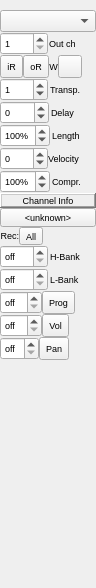
Old version of the form muse2/muse/widgets/mtrackinfobase.ui in the repository emrum/muse.
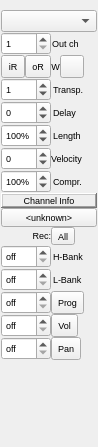
New version of the form. Custom widgets are drawn as their Qt base class.

Commit message: More controller graph, and midi track info fixes.

Patch:
```diff
--- a/muse2/muse/widgets/mtrackinfobase.ui
+++ b/muse2/muse/widgets/mtrackinfobase.ui
@@ -6,8 +6,8 @@
    <rect>
     <x>0</x>
     <y>0</y>
-    <width>96</width>
-    <height>588</height>
+    <width>98</width>
+    <height>447</height>
    </rect>
   </property>
   <property name="sizePolicy">
@@ -43,19 +43,23 @@
   <property name="whatsThis">
    <string/>
   </property>
-  <layout class="QVBoxLayout" name="verticalLayout_2">
-   <property name="spacing">
+  <layout class="QGridLayout" name="gridLayout">
+   <property name="leftMargin">
+    <number>1</number>
+   </property>
+   <property name="topMargin">
     <number>0</number>
    </property>
-   <property name="margin">
+   <property name="rightMargin">
+    <number>1</number>
+   </property>
+   <property name="bottomMargin">
     <number>0</number>
    </property>
-   <item>
-    <layout class="QVBoxLayout" name="verticalLayout">
      <property name="spacing">
       <number>0</number>
      </property>
-     <item>
+   <item row="0" column="0" colspan="3">
       <widget class="QLabel" name="trackNameLabel">
        <property name="sizePolicy">
         <sizepolicy hsizetype="Ignored" vsizetype="Minimum">
@@ -68,7 +72,7 @@
        </property>
       </widget>
      </item>
-     <item>
+   <item row="1" column="0" colspan="3">
       <widget class="QComboBox" name="iOutput">
        <property name="sizePolicy">
         <sizepolicy hsizetype="Ignored" vsizetype="Fixed">
@@ -81,12 +85,7 @@
        </property>
       </widget>
      </item>
-     <item>
-      <layout class="QHBoxLayout" name="horizontalLayout_8">
-       <property name="spacing">
-        <number>0</number>
-       </property>
-       <item>
+   <item row="2" column="0">
         <widget class="SpinBox" name="iOutputChannel">
          <property name="sizePolicy">
           <sizepolicy hsizetype="Minimum" vsizetype="Fixed">
@@ -111,7 +110,7 @@
          </property>
         </widget>
        </item>
-       <item>
+   <item row="2" column="2">
         <widget class="QLabel" name="TextLabel2">
          <property name="sizePolicy">
           <sizepolicy hsizetype="Minimum" vsizetype="Fixed">
@@ -133,10 +132,8 @@
          </property>
         </widget>
        </item>
-      </layout>
-     </item>
-     <item>
-      <layout class="QHBoxLayout" stretch="0,0,0,0,0">
+   <item row="3" column="0" colspan="2">
+    <layout class="QHBoxLayout" name="horizontalLayout">
        <property name="spacing">
         <number>0</number>
        </property>
@@ -172,6 +169,13 @@
          </property>
         </widget>
        </item>
+    </layout>
+   </item>
+   <item row="3" column="2">
+    <layout class="QHBoxLayout" name="horizontalLayout_2">
+     <property name="spacing">
+      <number>0</number>
+     </property>
        <item>
         <widget class="QLabel" name="iChanDetectLabel">
          <property name="sizePolicy">
@@ -242,12 +246,7 @@
        </item>
       </layout>
      </item>
-     <item>
-      <layout class="QHBoxLayout" name="horizontalLayout">
-       <property name="spacing">
-        <number>0</number>
-       </property>
-       <item>
+   <item row="4" column="0">
         <widget class="SpinBox" name="iTransp">
          <property name="sizePolicy">
           <sizepolicy hsizetype="Minimum" vsizetype="Fixed">
@@ -272,7 +271,7 @@
          </property>
         </widget>
        </item>
-       <item>
+   <item row="4" column="2">
         <widget class="QLabel" name="TextLabel9">
          <property name="sizePolicy">
           <sizepolicy hsizetype="Minimum" vsizetype="Fixed">
@@ -291,14 +290,7 @@
          </property>
         </widget>
        </item>
-      </layout>
-     </item>
-     <item>
-      <layout class="QHBoxLayout" name="horizontalLayout_2">
-       <property name="spacing">
-        <number>0</number>
-       </property>
-       <item>
+   <item row="5" column="0">
         <widget class="SpinBox" name="iVerz">
          <property name="sizePolicy">
           <sizepolicy hsizetype="Minimum" vsizetype="Fixed">
@@ -320,7 +312,7 @@
          </property>
         </widget>
        </item>
-       <item>
+   <item row="5" column="2">
         <widget class="QLabel" name="TextLabel10">
          <property name="sizePolicy">
           <sizepolicy hsizetype="Minimum" vsizetype="Fixed">
@@ -339,14 +331,7 @@
          </property>
         </widget>
        </item>
-      </layout>
-     </item>
-     <item>
-      <layout class="QHBoxLayout" name="horizontalLayout_3">
-       <property name="spacing">
-        <number>0</number>
-       </property>
-       <item>
+   <item row="6" column="0">
         <widget class="SpinBox" name="iLen">
          <property name="sizePolicy">
           <sizepolicy hsizetype="Maximum" vsizetype="Fixed">
@@ -371,7 +356,7 @@
          </property>
         </widget>
        </item>
-       <item>
+   <item row="6" column="2">
         <widget class="QLabel" name="TextLabel11">
          <property name="sizePolicy">
           <sizepolicy hsizetype="Minimum" vsizetype="Fixed">
@@ -390,14 +375,7 @@
          </property>
         </widget>
        </item>
-      </layout>
-     </item>
-     <item>
-      <layout class="QHBoxLayout" name="horizontalLayout_4">
-       <property name="spacing">
-        <number>0</number>
-       </property>
-       <item>
+   <item row="7" column="0">
         <widget class="SpinBox" name="iAnschl">
          <property name="sizePolicy">
           <sizepolicy hsizetype="Minimum" vsizetype="Fixed">
@@ -425,7 +403,7 @@
          </property>
         </widget>
        </item>
-       <item>
+   <item row="7" column="2">
         <widget class="QLabel" name="TextLabel12">
          <property name="sizePolicy">
           <sizepolicy hsizetype="Minimum" vsizetype="Fixed">
@@ -444,14 +422,7 @@
          </property>
         </widget>
        </item>
-      </layout>
-     </item>
-     <item>
-      <layout class="QHBoxLayout" name="horizontalLayout_5">
-       <property name="spacing">
-        <number>0</number>
-       </property>
-       <item>
+   <item row="8" column="0">
         <widget class="SpinBox" name="iKompr">
          <property name="sizePolicy">
           <sizepolicy hsizetype="Maximum" vsizetype="Fixed">
@@ -479,7 +450,7 @@
          </property>
         </widget>
        </item>
-       <item>
+   <item row="8" column="2">
         <widget class="QLabel" name="TextLabel13">
          <property name="sizePolicy">
           <sizepolicy hsizetype="Minimum" vsizetype="Fixed">
@@ -498,9 +469,7 @@
          </property>
         </widget>
        </item>
-      </layout>
-     </item>
-     <item>
+   <item row="9" column="0" colspan="3">
       <widget class="QLabel" name="TextLabel1_2">
        <property name="sizePolicy">
         <sizepolicy hsizetype="Minimum" vsizetype="Maximum">
@@ -531,7 +500,7 @@
        </property>
       </widget>
      </item>
-     <item>
+   <item row="10" column="0" colspan="3">
       <widget class="QPushButton" name="iPatch">
        <property name="sizePolicy">
         <sizepolicy hsizetype="Ignored" vsizetype="Fixed">
@@ -547,12 +516,7 @@
        </property>
       </widget>
      </item>
-     <item>
-      <layout class="QHBoxLayout">
-       <property name="spacing">
-        <number>0</number>
-       </property>
-       <item>
+   <item row="11" column="0">
         <widget class="QLabel" name="textLabel1">
          <property name="sizePolicy">
           <sizepolicy hsizetype="Minimum" vsizetype="Fixed">
@@ -571,6 +535,11 @@
          </property>
         </widget>
        </item>
+   <item row="11" column="1" colspan="2">
+    <layout class="QHBoxLayout" name="horizontalLayout_3">
+     <property name="spacing">
+      <number>0</number>
+     </property>
        <item>
         <widget class="QToolButton" name="recordButton">
          <property name="sizePolicy">
@@ -597,20 +566,15 @@
          </property>
          <property name="sizeHint" stdset="0">
           <size>
-           <width>2</width>
-           <height>2</height>
+         <width>13</width>
+         <height>13</height>
           </size>
          </property>
         </spacer>
        </item>
       </layout>
      </item>
-     <item>
-      <layout class="QHBoxLayout" name="horizontalLayout_7">
-       <property name="spacing">
-        <number>0</number>
-       </property>
-       <item>
+   <item row="12" column="0">
         <widget class="SpinBox" name="iHBank">
          <property name="sizePolicy">
           <sizepolicy hsizetype="Minimum" vsizetype="Fixed">
@@ -638,7 +602,7 @@
          </property>
         </widget>
        </item>
-       <item>
+   <item row="12" column="1" colspan="2">
         <widget class="QLabel" name="TextLabel4">
          <property name="sizePolicy">
           <sizepolicy hsizetype="Minimum" vsizetype="Fixed">
@@ -663,14 +627,7 @@
          </property>
         </widget>
        </item>
-      </layout>
-     </item>
-     <item>
-      <layout class="QHBoxLayout" name="horizontalLayout_6">
-       <property name="spacing">
-        <number>0</number>
-       </property>
-       <item>
+   <item row="13" column="0">
         <widget class="SpinBox" name="iLBank">
          <property name="sizePolicy">
           <sizepolicy hsizetype="Minimum" vsizetype="Fixed">
@@ -698,7 +655,7 @@
          </property>
         </widget>
        </item>
-       <item>
+   <item row="13" column="1" colspan="2">
         <widget class="QLabel" name="TextLabel5">
          <property name="sizePolicy">
           <sizepolicy hsizetype="Minimum" vsizetype="Fixed">
@@ -723,17 +680,7 @@
          </property>
         </widget>
        </item>
-      </layout>
-     </item>
-     <item>
-      <layout class="QHBoxLayout">
-       <property name="spacing">
-        <number>0</number>
-       </property>
-       <property name="margin">
-        <number>0</number>
-       </property>
-       <item>
+   <item row="14" column="0">
         <widget class="SpinBox" name="iProgram">
          <property name="sizePolicy">
           <sizepolicy hsizetype="Minimum" vsizetype="Fixed">
@@ -761,6 +708,11 @@
          </property>
         </widget>
        </item>
+   <item row="14" column="1" colspan="2">
+    <layout class="QHBoxLayout" name="horizontalLayout_4">
+     <property name="spacing">
+      <number>0</number>
+     </property>
        <item>
         <widget class="QToolButton" name="progRecButton">
          <property name="sizePolicy">
@@ -787,23 +739,15 @@
          </property>
          <property name="sizeHint" stdset="0">
           <size>
-           <width>2</width>
-           <height>2</height>
+         <width>13</width>
+         <height>13</height>
           </size>
          </property>
         </spacer>
        </item>
       </layout>
      </item>
-     <item>
-      <layout class="QHBoxLayout">
-       <property name="spacing">
-        <number>0</number>
-       </property>
-       <property name="margin">
-        <number>0</number>
-       </property>
-       <item>
+   <item row="15" column="0">
         <widget class="SpinBox" name="iLautst">
          <property name="sizePolicy">
           <sizepolicy hsizetype="Minimum" vsizetype="Fixed">
@@ -831,6 +775,11 @@
          </property>
         </widget>
        </item>
+   <item row="15" column="1" colspan="2">
+    <layout class="QHBoxLayout" name="horizontalLayout_5">
+     <property name="spacing">
+      <number>0</number>
+     </property>
        <item>
         <widget class="QToolButton" name="volRecButton">
          <property name="sizePolicy">
@@ -857,23 +806,15 @@
          </property>
          <property name="sizeHint" stdset="0">
           <size>
-           <width>2</width>
-           <height>2</height>
+         <width>13</width>
+         <height>13</height>
           </size>
          </property>
         </spacer>
        </item>
       </layout>
      </item>
-     <item>
-      <layout class="QHBoxLayout">
-       <property name="spacing">
-        <number>0</number>
-       </property>
-       <property name="margin">
-        <number>0</number>
-       </property>
-       <item>
+   <item row="16" column="0">
         <widget class="SpinBox" name="iPan">
          <property name="sizePolicy">
           <sizepolicy hsizetype="Minimum" vsizetype="Fixed">
@@ -904,6 +845,11 @@
          </property>
         </widget>
        </item>
+   <item row="16" column="1" colspan="2">
+    <layout class="QHBoxLayout" name="horizontalLayout_6">
+     <property name="spacing">
+      <number>0</number>
+     </property>
        <item>
         <widget class="QToolButton" name="panRecButton">
          <property name="sizePolicy">
@@ -930,15 +876,15 @@
          </property>
          <property name="sizeHint" stdset="0">
           <size>
-           <width>2</width>
-           <height>2</height>
+         <width>13</width>
+         <height>13</height>
           </size>
          </property>
         </spacer>
        </item>
       </layout>
      </item>
-     <item>
+   <item row="17" column="2">
       <spacer name="spacer5">
        <property name="orientation">
         <enum>Qt::Vertical</enum>
@@ -949,12 +895,10 @@
        <property name="sizeHint" stdset="0">
         <size>
          <width>18</width>
-         <height>13</height>
+       <height>58</height>
         </size>
        </property>
       </spacer>
-     </item>
-    </layout>
    </item>
   </layout>
  </widget>
```
Lines whose indentation alone changed are shown as unchanged. The commit also changes 2 other files.
